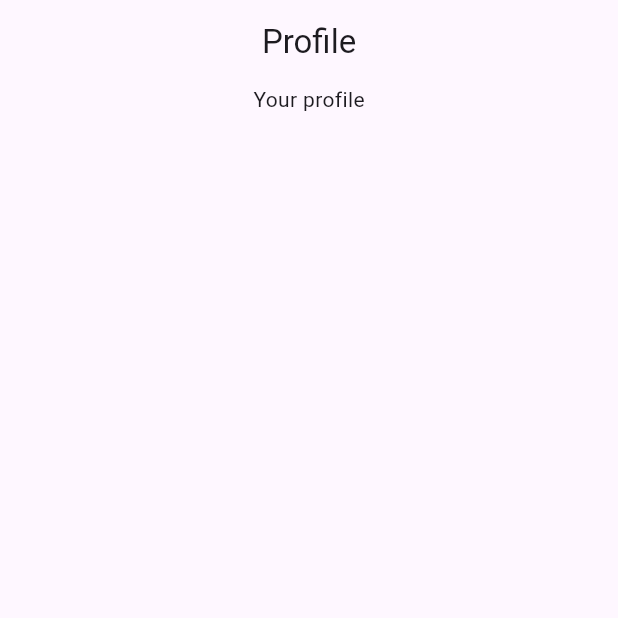
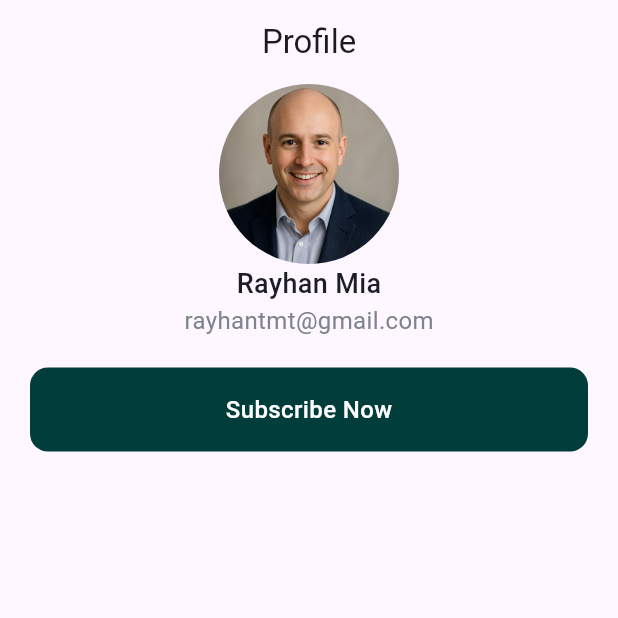
Before and after one commit to rayhantmt/Damaged303, a Flutter app: the PorfileView screen opened directly, on a phone screen of 412 x 824 dp, the top half of it. Run offline on Flutter 3.47's test engine with Material 3 defaults, Android fonts, the phone set to English and light mode, and no system bars; our stand-ins replace get.

Commit message:
half profile view done

```diff
--- a/lib/app/modules/profile/porfile_view.dart
+++ b/lib/app/modules/profile/porfile_view.dart
@@ -1,3 +1,5 @@
+import 'package:damaged303/app/common_widgets/button.dart';
+import 'package:damaged303/app/utils/app_images.dart';
 import 'package:flutter/material.dart';
 
 class PorfileView extends StatelessWidget {
@@ -8,8 +10,31 @@ class PorfileView extends StatelessWidget {
     return Scaffold(
       appBar: AppBar(title: Text('Profile'), centerTitle: true),
       body: Column(
+        crossAxisAlignment: CrossAxisAlignment.center,
+
         children: [
-          SingleChildScrollView(child: Center(child: Text("Your profile"))),
+          CircleAvatar(
+            radius: 60,
+            backgroundImage: AssetImage(AppImages.home4),
+          ),
+
+          Text(
+            'Rayhan Mia',
+            style: TextStyle(
+              fontWeight: FontWeight.w500,
+              fontSize: 18,
+              color: Color(0xFF1B1E28),
+            ),
+          ),
+          Text(
+            'rayhantmt@gmail.com',
+            style: TextStyle(
+              fontWeight: FontWeight.w400,
+              fontSize: 16,
+              color: Color(0xFF7D848D),
+            ),
+          ),
+          Button(title: 'Subscribe Now'),
         ],
       ),
     );
```
